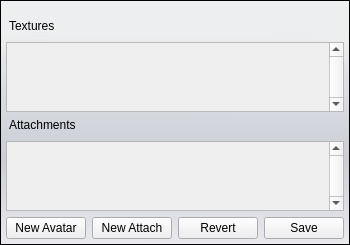
The window that bin/data/ui/avatareditor.ui (realXtend/tundra) describes before a commit, drawn with Qt 5.
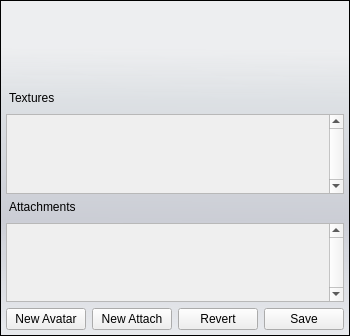
The same window after the commit.

Diff of the .ui file:
```diff
--- a/bin/data/ui/avatareditor.ui
+++ b/bin/data/ui/avatareditor.ui
@@ -7,7 +7,7 @@
     <x>0</x>
     <y>0</y>
     <width>336</width>
-    <height>245</height>
+    <height>336</height>
    </rect>
   </property>
   <property name="windowTitle">
```
